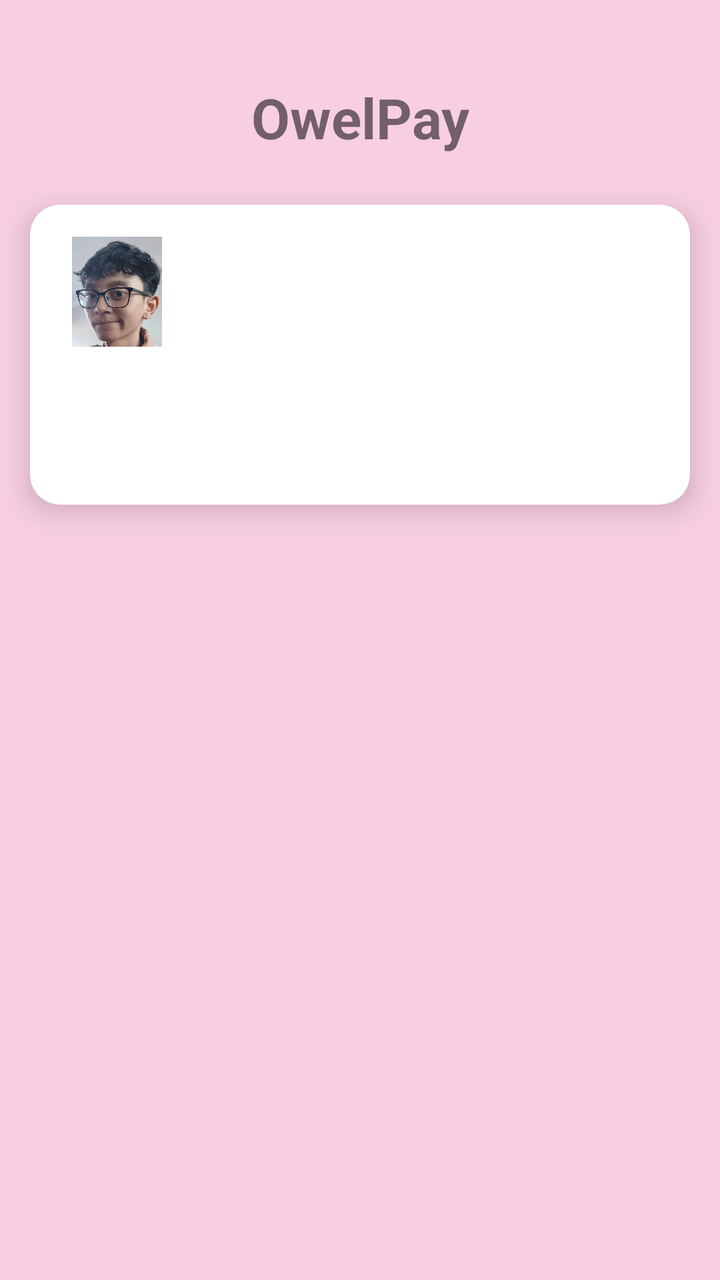
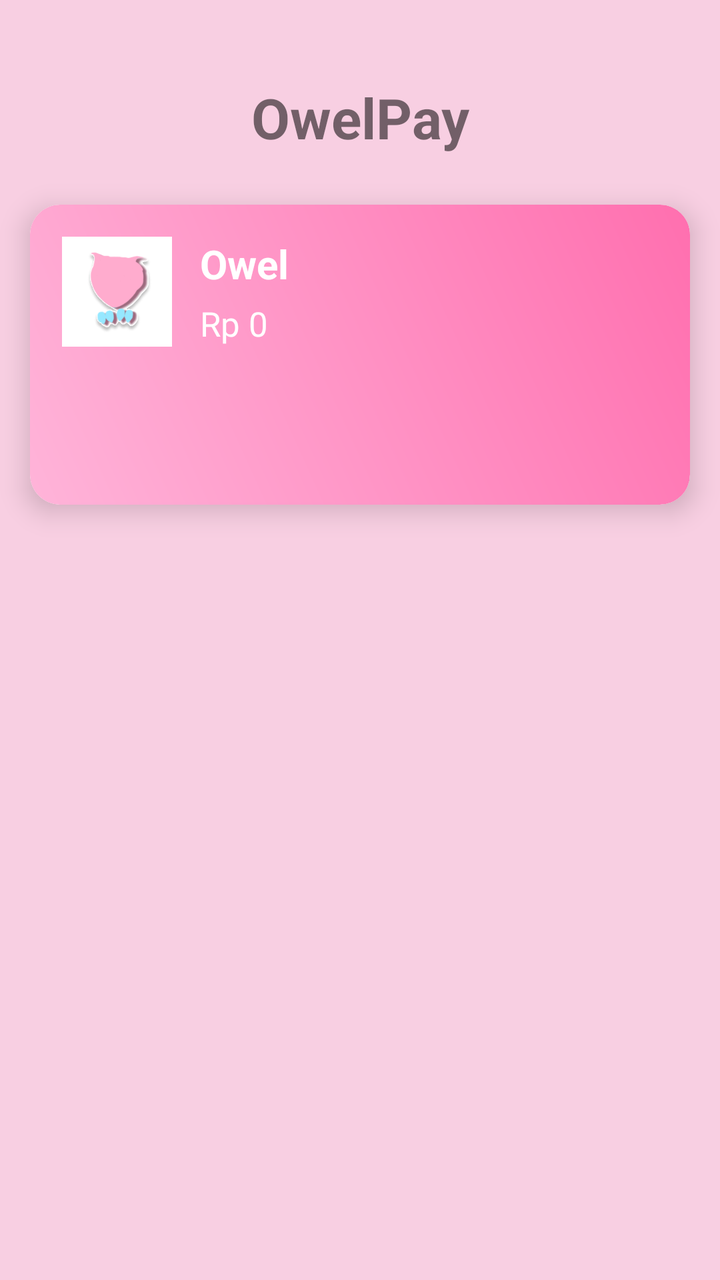

An Android layout rendered at two revisions. The XML below is the earlier revision; the diff shows what the commit changed to produce the second picture.
<!-- AndroidManifest.xml: application theme Theme.OwelPay -->
<!-- res/layout/activity_home_page.xml -->
<?xml version="1.0" encoding="utf-8"?>
<androidx.constraintlayout.widget.ConstraintLayout
    xmlns:android="http://schemas.android.com/apk/res/android"
    xmlns:app="http://schemas.android.com/apk/res-auto"
    xmlns:tools="http://schemas.android.com/tools"
    android:layout_width="match_parent"
    android:layout_height="match_parent"
    android:background="#F8CFE2"
    android:id="@+id/homePage">

    
    <TextView
        android:id="@+id/title_register"
        android:layout_width="wrap_content"
        android:layout_height="wrap_content"
        android:text="OwelPay"
        android:textSize="28sp"
        android:textStyle="bold"
        android:layout_marginTop="40dp"
        app:layout_constraintTop_toTopOf="parent"
        app:layout_constraintStart_toStartOf="parent"
        app:layout_constraintEnd_toEndOf="parent" />

    
    <androidx.cardview.widget.CardView
        android:id="@+id/cardSaldo"
        android:layout_width="330dp"
        android:layout_height="150dp"
        android:layout_marginTop="25dp"
        app:cardCornerRadius="15dp"
        app:cardElevation="8dp"
        app:layout_constraintTop_toBottomOf="@id/title_register"
        app:layout_constraintStart_toStartOf="parent"
        app:layout_constraintEnd_toEndOf="parent">

        <LinearLayout
            android:layout_width="match_parent"
            android:layout_height="match_parent"
            android:orientation="horizontal"
            android:padding="16dp"
            android:background="@drawable/bg_card_gradient">

            
            <ImageView
                android:layout_width="55dp"
                android:layout_height="55dp"
                android:src="@drawable/opet"
                android:background="#FFFFFFFF"
                android:padding="5dp"
                android:scaleType="centerCrop"
                android:layout_marginRight="14dp"
                android:layout_gravity="top"/>

            
            <LinearLayout
                android:layout_width="wrap_content"
                android:layout_height="wrap_content"
                android:orientation="vertical">

                <TextView
                    android:layout_width="wrap_content"
                    android:layout_height="wrap_content"
                    android:text="Owel"
                    android:textColor="#FFFFFF"
                    android:textSize="20sp"
                    android:textStyle="bold"/>

                <TextView
                    android:layout_width="wrap_content"
                    android:layout_height="wrap_content"
                    android:text="Rp 0"
                    android:textColor="#FFFFFF"
                    android:textSize="17sp"
                    android:layout_marginTop="5dp"/>

            </LinearLayout>

        </LinearLayout>
    </androidx.cardview.widget.CardView>

    












</androidx.constraintlayout.widget.ConstraintLayout>
<!-- resources referenced by this layout -->
<resources>
  <!-- drawable bg_card_gradient (drawable) -->
  <gradient xmlns:android="http://schemas.android.com/apk/res/android"
      android:angle="45"
      android:startColor="#FFB4D9"
      android:endColor="#FF6FAF"
      android:type="linear" />
  <!-- drawable opet: webp bitmap (drawable, 66048 bytes) -->
  <style name="Theme.OwelPay" parent="Theme.MaterialComponents.DayNight.NoActionBar">
          
          <item name="colorPrimary">@color/purple_500</item>
          <item name="colorPrimaryVariant">@color/purple_700</item>
          <item name="colorOnPrimary">@color/white</item>
          
          <item name="colorSecondary">@color/teal_200</item>
          <item name="colorSecondaryVariant">@color/teal_700</item>
          <item name="colorOnSecondary">@color/black</item>
          
          <item name="android:statusBarColor">?attr/colorPrimaryVariant</item>
          
      </style>
  <color name="purple_500">#FF6200EE</color>
  <color name="purple_700">#FF3700B3</color>
  <color name="white">#FFFFFFFF</color>
  <color name="teal_200">#FF03DAC5</color>
  <color name="teal_700">#FF018786</color>
  <color name="black">#FF000000</color>
</resources>

<!-- the commit's change to res/layout/activity_home_page.xml (unified diff, before → after) -->
@@ -2,18 +2,17 @@
 <androidx.constraintlayout.widget.ConstraintLayout
     xmlns:android="http://schemas.android.com/apk/res/android"
     xmlns:app="http://schemas.android.com/apk/res-auto"
-    xmlns:tools="http://schemas.android.com/tools"
     android:layout_width="match_parent"
     android:layout_height="match_parent"
     android:background="#F8CFE2"
-    android:id="@+id/homePage">
+    android:id="@+id/home_page">
 
     
     <TextView
         android:id="@+id/title_register"
         android:layout_width="wrap_content"
         android:layout_height="wrap_content"
-        android:text="OwelPay"
+        android:text="@string/owelpay"
         android:textSize="28sp"
         android:textStyle="bold"
         android:layout_marginTop="40dp"
@@ -44,12 +43,13 @@
             <ImageView
                 android:layout_width="55dp"
                 android:layout_height="55dp"
-                android:src="@drawable/opet"
+                android:src="@drawable/owelpay_logo"
                 android:background="#FFFFFFFF"
                 android:padding="5dp"
                 android:scaleType="centerCrop"
-                android:layout_marginRight="14dp"
-                android:layout_gravity="top"/>
+                android:layout_marginEnd="14dp"
+                android:layout_gravity="top"
+                android:contentDescription="@null"/>
 
             
             <LinearLayout
@@ -60,7 +60,7 @@
                 <TextView
                     android:layout_width="wrap_content"
                     android:layout_height="wrap_content"
-                    android:text="Owel"
+                    android:text="@string/owel"
                     android:textColor="#FFFFFF"
                     android:textSize="20sp"
                     android:textStyle="bold"/>
@@ -68,7 +68,7 @@
                 <TextView
                     android:layout_width="wrap_content"
                     android:layout_height="wrap_content"
-                    android:text="Rp 0"
+                    android:text="@string/saldo"
                     android:textColor="#FFFFFF"
                     android:textSize="17sp"
                     android:layout_marginTop="5dp"/>
@@ -77,18 +77,4 @@
 
         </LinearLayout>
     </androidx.cardview.widget.CardView>
-
-    
-
-
-
-
-
-
-
-
-
-
-
-
 </androidx.constraintlayout.widget.ConstraintLayout>
<!-- resource entries referenced after the edit -->
@@ -1,12 +1,22 @@
 <!-- resources referenced by this layout -->
 <resources>
   <!-- drawable bg_card_gradient (drawable) -->
-  <gradient xmlns:android="http://schemas.android.com/apk/res/android"
-      android:angle="45"
-      android:startColor="#FFB4D9"
-      android:endColor="#FF6FAF"
-      android:type="linear" />
-  <!-- drawable opet: webp bitmap (drawable, 66048 bytes) -->
+  <?xml version="1.0" encoding="utf-8"?>
+  <shape xmlns:android="http://schemas.android.com/apk/res/android"
+      android:shape="rectangle">
+  
+      <gradient
+          android:angle="45"
+          android:startColor="#FFB4D9"
+          android:endColor="#FF6FAF"
+          android:type="linear" />
+  
+      <corners android:radius="15dp"/>
+  </shape>
+  <!-- drawable owelpay_logo: png bitmap (drawable, 62898 bytes) -->
+  <string name="owel">Owel</string>
+  <string name="owelpay">OwelPay</string>
+  <string name="saldo">Rp 0</string>
   <style name="Theme.OwelPay" parent="Theme.MaterialComponents.DayNight.NoActionBar">
           
           <item name="colorPrimary">@color/purple_500</item>
